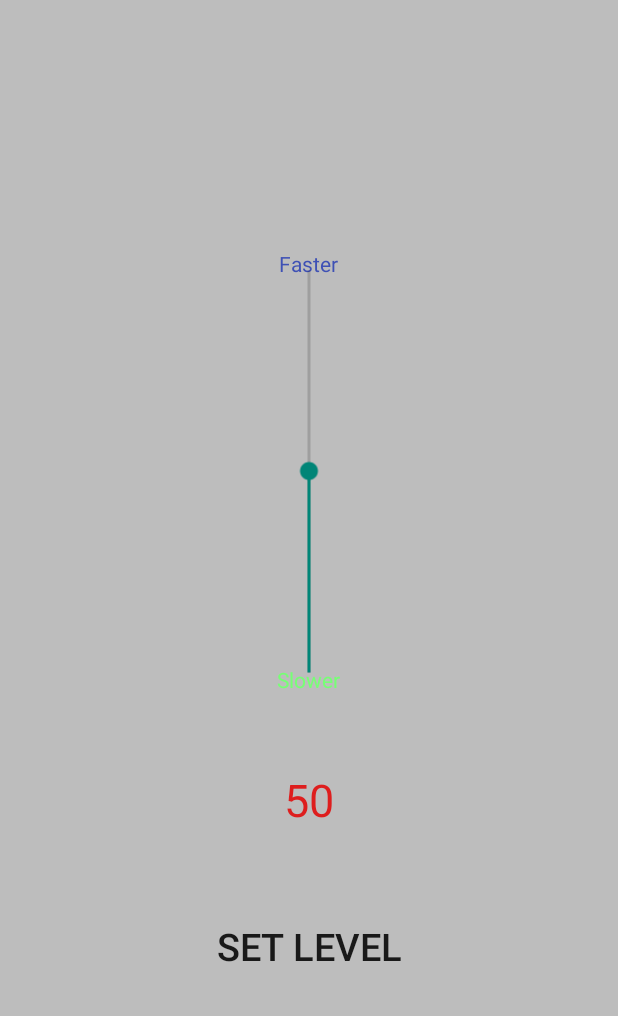
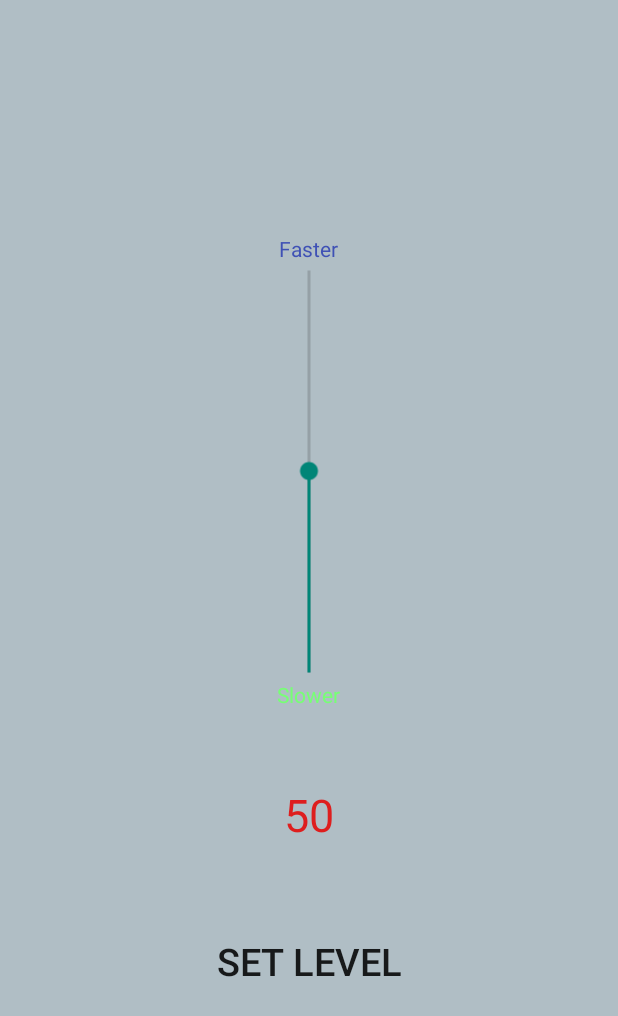
Before and after one commit to chuckglobal/Stop-Game, an Android app: the CustomStopLevel screen opened directly, with no data from a screen before it, on a phone screen of 412 x 824 dp. Shown: the top 1016 px of the screen. Run offline under Robolectric (Android 15) with nearby library versions, the phone set to English and light mode, and no system bars.

Commit message:
ui update

```diff
--- a/app/build.gradle
+++ b/app/build.gradle
@@ -8,8 +8,8 @@ android {
         applicationId "com.awesome.scott.stop"
         minSdkVersion 15
         targetSdkVersion 22
-        versionCode 11
-        versionName "2.3"
+        versionCode 12
+        versionName "2.4"
     }
     buildTypes {
         release {
--- a/app/src/main/AndroidManifest.xml
+++ b/app/src/main/AndroidManifest.xml
@@ -2,8 +2,9 @@
 <manifest xmlns:android="http://schemas.android.com/apk/res/android"
     package="com.awesome.scott.stop" >
 
-    <uses-permission android:name="android.permission.INTERNET" />
-    <uses-permission android:name="android.permission.ACCESS_NETWORK_STATE" />
+    <uses-permission android:name="android.permission.GET_TASKS"/>
+
+
 
     <application
         android:allowBackup="true"
--- a/app/src/main/java/com/awesome/scott/stop/MainActivity.java
+++ b/app/src/main/java/com/awesome/scott/stop/MainActivity.java
@@ -53,6 +53,7 @@ public class MainActivity extends Activity {
     SharedPreferences.Editor editor;
 
 
+
 //    AdView mAdView;
 //    AdRequest adRequest;
 
@@ -64,6 +65,7 @@ public class MainActivity extends Activity {
     protected void onCreate(Bundle savedInstanceState) {
         super.onCreate(savedInstanceState);
         setContentView(R.layout.activity_main);
+
 
 
         Intent intentExtras = getIntent();
--- a/app/src/main/res/layout/activity_custom_level.xml
+++ b/app/src/main/res/layout/activity_custom_level.xml
@@ -7,7 +7,7 @@
     tools:context="com.awesome.scott.stop.CustomLevel"
     android:orientation="vertical"
     android:gravity="center"
-    android:background="#ffbdbdbd">
+    android:background="#B0BEC5">
 
     <LinearLayout
         android:layout_width="match_parent"
@@ -54,7 +54,7 @@
         android:enabled="false"
         android:id="@+id/StopButton"
 
-        android:background="@drawable/button_round_red"
+        android:background="@drawable/selector_stop_button"
         android:textColor="#ff000000" />
     <Button
         android:layout_marginTop="10dp"
--- a/app/src/main/res/layout/activity_custom_stop_level.xml
+++ b/app/src/main/res/layout/activity_custom_stop_level.xml
@@ -11,12 +11,12 @@
     android:gravity="center"
 
     tools:context="com.awesome.scott.stop.CustomStopLevel"
-    android:background="#ffbdbdbd">
+    android:background="#B0BEC5">
     <TextView
         android:layout_width="wrap_content"
         android:layout_height="wrap_content"
         android:text="Faster"
-        android:layout_marginBottom="20dp"
+        android:layout_marginBottom="30dp"
         android:textColor="#3F51B5" />
 
     <SeekBar
@@ -34,7 +34,7 @@
 
 
     <TextView
-        android:layout_marginTop="120dp"
+        android:layout_marginTop="130dp"
         android:layout_width="wrap_content"
         android:layout_height="wrap_content"
         android:text="Slower"
--- a/app/src/main/res/layout/activity_double_counter.xml
+++ b/app/src/main/res/layout/activity_double_counter.xml
@@ -6,7 +6,7 @@
     android:orientation="vertical"
     android:gravity="center"
     tools:context="com.awesome.scott.stop.DoubleCounterActivity"
-    android:background="#ffbdbdbd">
+    android:background="#B0BEC5">
     <LinearLayout
         android:layout_width="match_parent"
         android:layout_height="wrap_content"
@@ -73,7 +73,7 @@
             android:enabled="false"
             android:id="@+id/stopButton1"
             android:onClick="T1StopPressed"
-            android:background="@drawable/button_round_red"
+            android:background="@drawable/selector_stop_button"
             android:textColor="#ff000000" />
         //stop button right (1)
         <Button
@@ -85,7 +85,7 @@
             android:enabled="false"
             android:id="@+id/stopButton2"
             android:onClick="T2StopPressed"
-            android:background="@drawable/button_round_red"
+            android:background="@drawable/selector_stop_button"
             android:textColor="#ff000000" />
 
     </LinearLayout>
--- a/app/src/main/res/layout/activity_level_selector.xml
+++ b/app/src/main/res/layout/activity_level_selector.xml
@@ -7,7 +7,7 @@
     android:orientation="vertical"
     android:gravity="center"
     tools:context="com.awesome.scott.stop.LevelSelector"
-    android:background="#ffbdbdbd"
+    android:background="#B0BEC5"
     android:id="@+id/level_selector">
 
     <TextView
--- a/app/src/main/res/layout/activity_main.xml
+++ b/app/src/main/res/layout/activity_main.xml
@@ -11,7 +11,7 @@
     android:id="@+id/activity_main_view"
 
     tools:context=".MainActivity"
-    android:background="#ffbdbdbd">
+    android:background="#B0BEC5">
 
     <LinearLayout
         android:layout_width="match_parent"
@@ -65,7 +65,7 @@
         android:enabled="false"
         android:id="@+id/StopButton"
 
-        android:background="@drawable/button_round_red"
+        android:background="@drawable/selector_stop_button"
         android:textColor="#ff000000" />
 
     //start Button
--- a/app/src/main/res/layout/activity_start_menu.xml
+++ b/app/src/main/res/layout/activity_start_menu.xml
@@ -15,12 +15,14 @@
         android:layout_height="wrap_content"
         android:orientation="vertical"
         android:gravity="center"
-        android:layout_weight="4">
+        android:layout_weight="4"
+        android:background="#B0BEC5">
 
     <TextView
         android:layout_width="wrap_content"
         android:layout_height="wrap_content"
         android:text="@string/Menu_Title"
+
         android:textSize="30sp"
         android:textColor="#DE1E1E"
         android:layout_marginBottom="50dp"/>
```
Also changed, not shown: app/src/main/java/com/awesome/scott/stop/Leaderboard.java (+34 -3 lines), app/src/main/java/com/awesome/scott/stop/LevelSelector.java (+44 -0 lines), app/src/main/java/com/awesome/scott/stop/StartMenu.java (+56 -0 lines), 1 other file.
